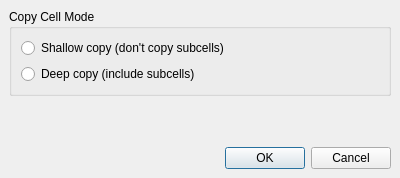
The window that src/layui/layui/CopyCellModeDialog.ui (KLayout/klayout) describes before a commit, drawn with Qt 5.
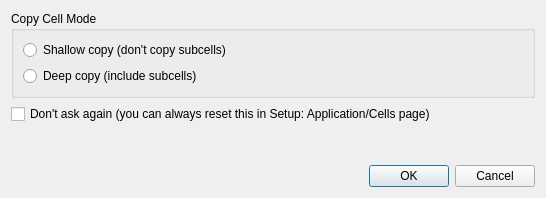
The same window after the commit.

Commit message: Convenience: copy cells now has an option to mute the dialog (shallow/deep) and the dialog is only shown if there are subcells

The edit to the form file:
```diff
--- a/src/layui/layui/CopyCellModeDialog.ui
+++ b/src/layui/layui/CopyCellModeDialog.ui
@@ -1,46 +1,40 @@
 <ui version="4.0" >
  <class>CopyCellModeDialog</class>
- <widget class="QDialog" name="CopyCellModeDialog" >
-  <property name="geometry" >
+ <widget class="QDialog" name="CopyCellModeDialog">
+  <property name="geometry">
    <rect>
     <x>0</x>
     <y>0</y>
-    <width>400</width>
-    <height>178</height>
+    <width>546</width>
+    <height>198</height>
    </rect>
   </property>
   <property name="windowTitle" >
    <string>Copy Cell Options</string>
   </property>
-  <layout class="QVBoxLayout" >
-   <property name="margin" >
-    <number>9</number>
-   </property>
-   <property name="spacing" >
-    <number>6</number>
-   </property>
+  <layout class="QVBoxLayout" name="verticalLayout">
    <item>
-    <widget class="QGroupBox" name="groupBox" >
-     <property name="title" >
+    <widget class="QGroupBox" name="groupBox">
+     <property name="title">
       <string>Copy Cell Mode</string>
      </property>
-     <layout class="QVBoxLayout" >
-      <property name="margin" >
-       <number>9</number>
-      </property>
-      <property name="spacing" >
+     <layout class="QVBoxLayout">
+      <property name="spacing">
        <number>6</number>
       </property>
+      <property name="margin" stdset="0">
+       <number>9</number>
+      </property>
       <item>
-       <widget class="QRadioButton" name="shallow_rb" >
-        <property name="text" >
+       <widget class="QRadioButton" name="shallow_rb">
+        <property name="text">
          <string>Shallow copy (don't copy subcells)</string>
         </property>
        </widget>
       </item>
       <item>
-       <widget class="QRadioButton" name="deep_rb" >
-        <property name="text" >
+       <widget class="QRadioButton" name="deep_rb">
+        <property name="text">
          <string>Deep copy (include subcells)</string>
         </property>
        </widget>
@@ -48,6 +42,13 @@
      </layout>
     </widget>
    </item>
+   <item>
+    <widget class="QCheckBox" name="dont_ask_cbx">
+     <property name="text">
+      <string>Don't ask again (you can always reset this in Setup: Application/Cells page)</string>
+     </property>
+    </widget>
+   </item>
    <item>
     <spacer>
      <property name="orientation" >
@@ -62,12 +63,12 @@
     </spacer>
    </item>
    <item>
-    <widget class="QDialogButtonBox" name="buttonBox" >
-     <property name="orientation" >
+    <widget class="QDialogButtonBox" name="buttonBox">
+     <property name="orientation">
       <enum>Qt::Horizontal</enum>
      </property>
-     <property name="standardButtons" >
-      <set>QDialogButtonBox::Cancel|QDialogButtonBox::NoButton|QDialogButtonBox::Ok</set>
+     <property name="standardButtons">
+      <set>QDialogButtonBox::Cancel|QDialogButtonBox::Ok</set>
      </property>
     </widget>
    </item>
```
Left out of the diff: 17 changed lines with no effect on the pictures. The commit also changes 12 other files.
